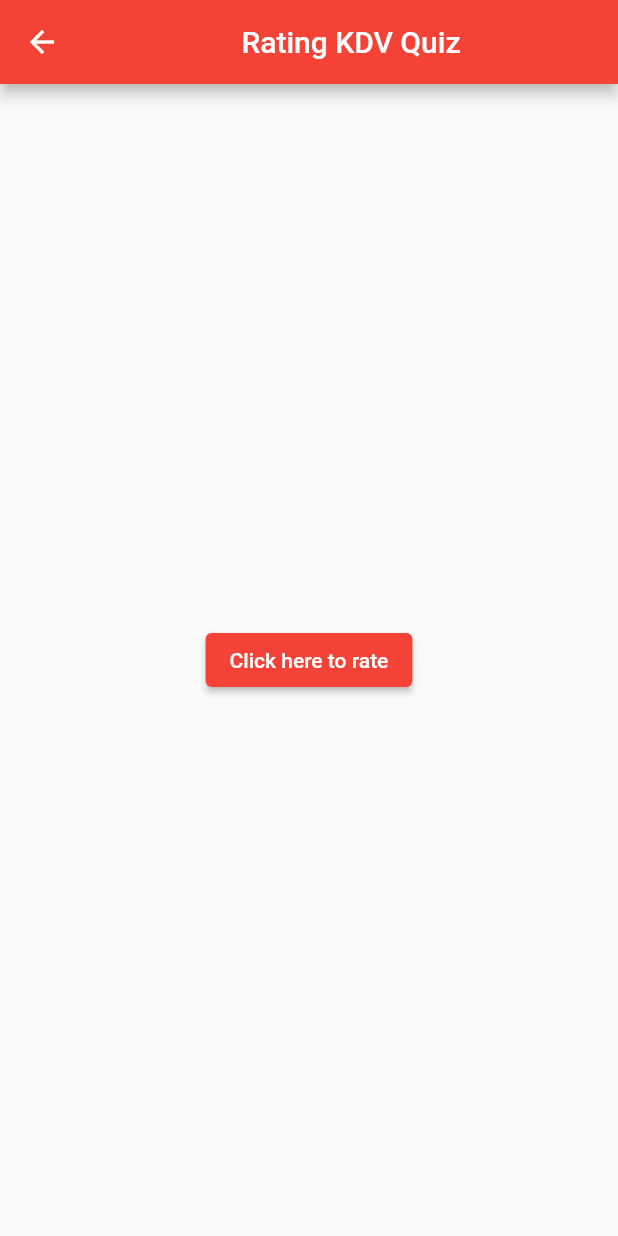
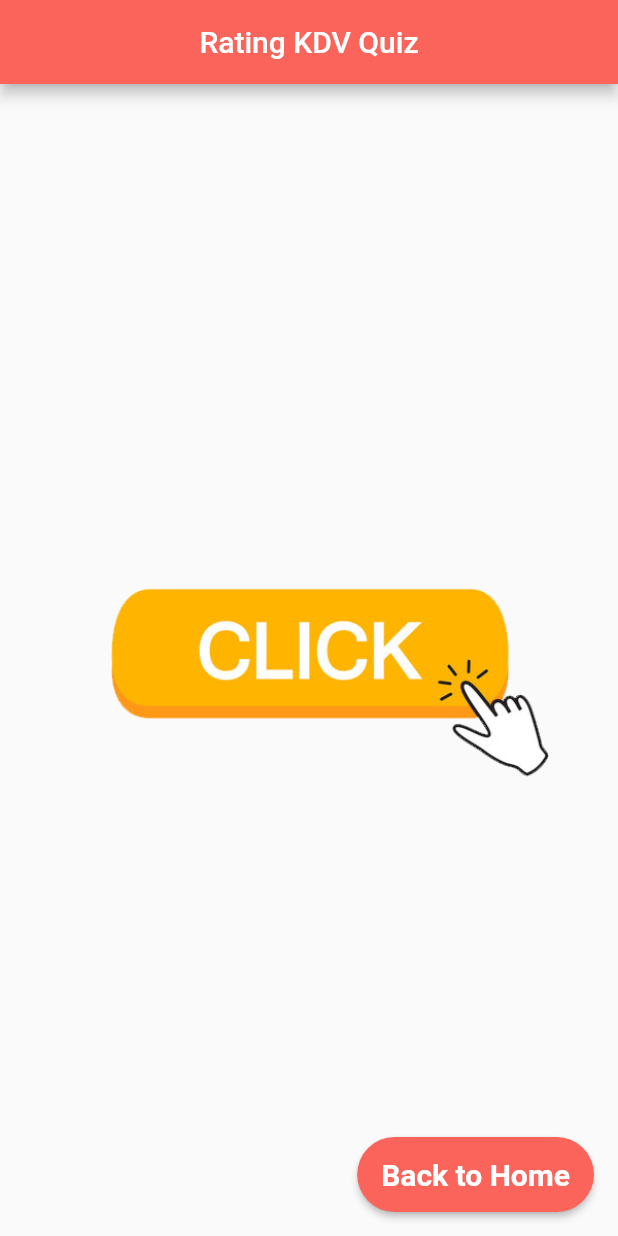
Before and after one commit to LaiMinhKiet752/flutter_application_quiz_app, a Flutter app: the AppReviews screen opened directly, on a phone screen of 412 x 824 dp. Run offline on Flutter 3.47's test engine with Material 2 defaults, Android fonts, the phone set to English and light mode, and no system bars; drawn by our look-alikes of overlay_support; our stand-ins replace animated_text_kit, audioplayers, carousel_slider, cloud_firestore, confetti, firebase_auth and 10 more; missing offline and left inert: flutter_facebook_auth; accounts and stored records are empty.

Commit message:
update project

```diff
--- a/lib/screen/app_reviews.dart
+++ b/lib/screen/app_reviews.dart
@@ -1,6 +1,10 @@
 import 'package:flutter/material.dart';
 import 'package:in_app_review/in_app_review.dart';
+import 'package:logger/logger.dart';
+import 'package:quiz_app/components.dart';
+import 'package:quiz_app/screen/home.dart';
 import 'package:quiz_app/screen/submit_app_reviews.dart';
+import 'package:quiz_app/services/localdb.dart';
 import 'package:rating_dialog/rating_dialog.dart';
 
 class AppReviews extends StatefulWidget {
@@ -11,7 +15,24 @@ class AppReviews extends StatefulWidget {
 }
 
 class _AppReviewsState extends State<AppReviews> {
-  void _showRatingDialog() async{
+  String name = '';
+  getUserName() async {
+    await LocalDB.getName().then((value) {
+      setState(() {
+        name = value.toString();
+      });
+    });
+  }
+
+  @override
+  void initState() {
+    super.initState();
+    getUserName();
+  }
+
+  var logger = Logger();
+  final formKey = GlobalKey<FormState>();
+  void _showRatingDialog() async {
     final _inAppReview = InAppReview.instance;
     if (await _inAppReview.isAvailable()) {
       print('Request actual review from store');
@@ -23,7 +44,9 @@ class _AppReviewsState extends State<AppReviews> {
         microsoftStoreId: '',
       );
     }
-    final _dialog = RatingDialog(
+    final _dialog = Form(
+      key: formKey,
+      child: RatingDialog(
         initialRating: 1.0,
         title: Text(
           'Rating KDV Quiz',
@@ -45,16 +68,19 @@ class _AppReviewsState extends State<AppReviews> {
         // your app's logo?
         image: Image.asset("assets/img/logo_quiz.png"),
         submitButtonText: 'Submit',
-      commentHint: 'Set your custom comment hint',
+        commentHint: "Enter your review",
         onCancelled: () => print('cancelled'),
-      onSubmitted: (response) {
+        onSubmitted: (response) async {
+          if (response.comment.isNotEmpty || response.rating >= 1) {
             print('rating: ${response.rating}, comment: ${response.comment}');
-        if (response.rating < 3.0) {
-          Navigator.push(context, MaterialPageRoute(builder: (context)=>SubmitAppReviews()));
-        } else {
-          Navigator.push(context, MaterialPageRoute(builder: (context)=>SubmitAppReviews()));
+            final addData = new AddReviewFireStore();
+            await addData.addReviewResponse(
+                response.comment, response.rating, name.toString());
+            Navigator.push(context,
+                MaterialPageRoute(builder: (context) => SubmitAppReviews()));
           }
         },
+      ),
     );
 
     // show the dialog
@@ -68,12 +94,39 @@ class _AppReviewsState extends State<AppReviews> {
   @override
   Widget build(BuildContext context) {
     return Scaffold(
-      appBar: AppBar(title: Center(child: const Text('Rating KDV Quiz'))),
+      floatingActionButton: MaterialButton(
+        height: 50.0,
+        minWidth: 150.0,
+        shape:
+            RoundedRectangleBorder(borderRadius: BorderRadius.circular(30.0)),
+        color: Color.fromARGB(255, 251, 100, 90),
+        child: Text(
+          "Back to Home",
+          style: TextStyle(
+            color: Colors.white,
+            fontSize: 20.0,
+            fontWeight: FontWeight.bold,
+          ),
+        ),
+        onPressed: () {
+          Navigator.push(
+              context, MaterialPageRoute(builder: (context) => Home()));
+        },
+      ),
+      appBar: AppBar(
+        backgroundColor: Color.fromARGB(255, 251, 100, 90),
+        title: Center(
+          child: const Text('Rating KDV Quiz'),
+        ),
+        automaticallyImplyLeading: false,
+      ),
       body: Container(
         child: Center(
-          child: ElevatedButton(
-            child: const Text('Click here to rate'),
-            onPressed: _showRatingDialog,
+          child: GestureDetector(
+            onTap: _showRatingDialog,
+            child: Image.asset(
+              "assets/img/click_here_to_rating.png",
+            ),
           ),
         ),
       ),
--- a/lib/screen/contact_us.dart
+++ b/lib/screen/contact_us.dart
@@ -99,9 +99,9 @@ class _ContactUsState extends State<ContactUs> {
                     ),
                     onPressed: () async {
                       logger.d(_firstNameController.text);
-                      final addData = new AddDataFireStore();
+                      final addData = new AddMessageFireStore();
                       if (await formKey.currentState!.validate()) {
-                        await addData.addResponse(
+                        await addData.addMessageResponse(
                             _firstNameController.text,
                             _lastNameController.text,
                             _emailController.text,
--- a/lib/screen/login.dart
+++ b/lib/screen/login.dart
@@ -51,9 +51,9 @@ class _LoginState extends State<Login> {
               ),
               Text(
                 "Welcome \n To KDV Quiz App",
-                style: GoogleFonts.ibmPlexMono(
+                style: GoogleFonts.zenDots(
                   color: Colors.white,
-                  fontSize: 35.0,
+                  fontSize: 30.0,
                   fontWeight: FontWeight.bold,
                 ),
                 textAlign: TextAlign.center,
--- a/lib/screen/settings_screen.dart
+++ b/lib/screen/settings_screen.dart
@@ -289,11 +289,11 @@ class _SettingsScreenState extends State<SettingsScreen> {
                     ),
                   ),
                   SizedBox(
-                    height: 20.0,
+                    height: 100.0,
                   ),
                   MaterialButton(
                     height: 50.0,
-                    minWidth: 200.0,
+                    minWidth: 150.0,
                     shape: RoundedRectangleBorder(
                         borderRadius: BorderRadius.circular(30.0)),
                     color: Color.fromARGB(255, 251, 100, 90),
@@ -311,7 +311,7 @@ class _SettingsScreenState extends State<SettingsScreen> {
                     },
                   ),
                   SizedBox(
-                    height: 150.0,
+                    height: 70.0,
                   ),
                   Text(
                     'v1.0 Made By KDV Company',
--- a/lib/screen/tips.dart
+++ b/lib/screen/tips.dart
@@ -37,7 +37,7 @@ class _TipsState extends State<Tips> {
             ),
             MaterialButton(
               height: 50.0,
-              minWidth: 200.0,
+              minWidth: 150.0,
               shape: RoundedRectangleBorder(
                   borderRadius: BorderRadius.circular(30.0)),
               color: Color.fromARGB(255, 251, 100, 90),
```
Also changed, not shown: lib/components.dart (+21 -2 lines), lib/screen/home.dart (+54 -18 lines), lib/screen/submit_app_reviews.dart (+41 -1 lines), lib/widgets/sidenavbar.dart (+28 -7 lines), assets/img/click_here_to_rating.png (added), assets/img/success_review.png (added). Lines whose indentation alone changed are shown as unchanged.
